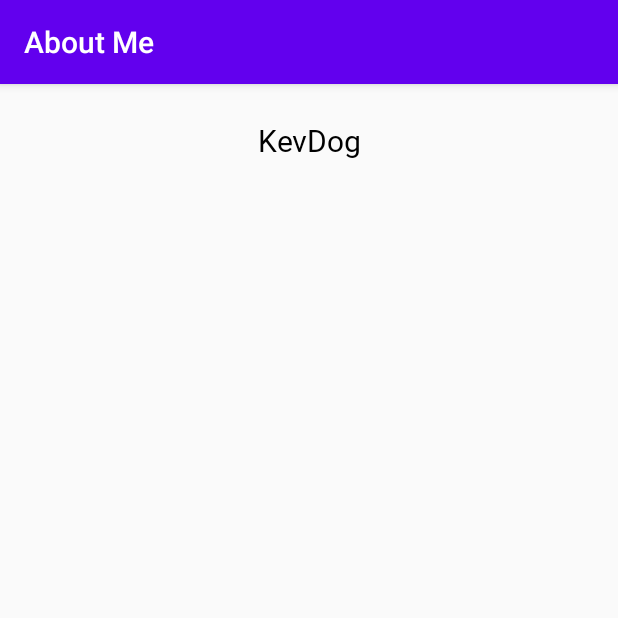
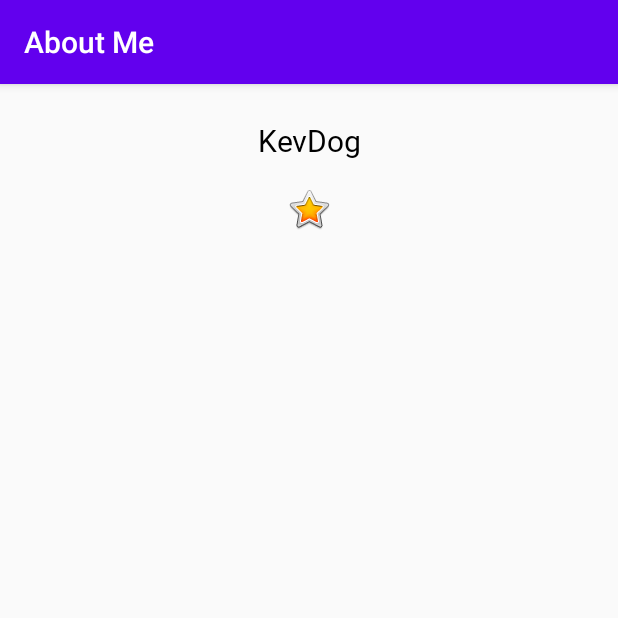
Before and after one commit to mudcitizen/AboutMe, an Android app: the screen it shows after launch (MainActivity), on a phone screen of 412 x 824 dp, the top half of it. Run offline under Robolectric (Android 15) with nearby library versions, the phone set to English and light mode, and no system bars.

Commit message:
Added an ImageView

```diff
--- a/app/src/main/res/layout/activity_main.xml
+++ b/app/src/main/res/layout/activity_main.xml
@@ -20,4 +20,12 @@
         app:layout_constraintRight_toRightOf="parent"
         app:layout_constraintTop_toTopOf="parent" />
 
+    <ImageView
+        android:id="@+id/star_image"
+        android:layout_width="match_parent"
+        android:layout_height="wrap_content"
+        android:layout_marginTop="@dimen/layout_margin"
+        android:contentDescription="@string/yellow_star"
+        app:srcCompat="@android:drawable/btn_star_big_on" />
+
 </LinearLayout>
--- a/app/src/main/res/values/strings.xml
+++ b/app/src/main/res/values/strings.xml
@@ -1,4 +1,5 @@
 <resources>
     <string name="app_name">About Me</string>
     <string name="my_name">KevDog</string>
+    <string name="yellow_star">Yellow Star</string>
 </resources>
```
